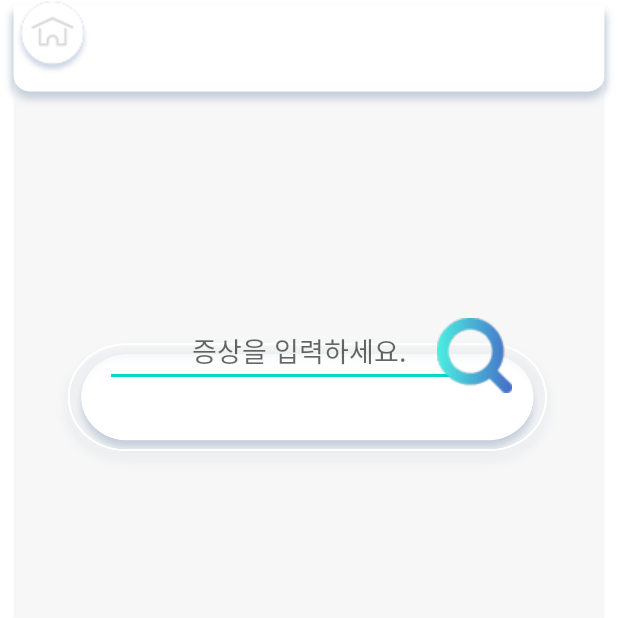
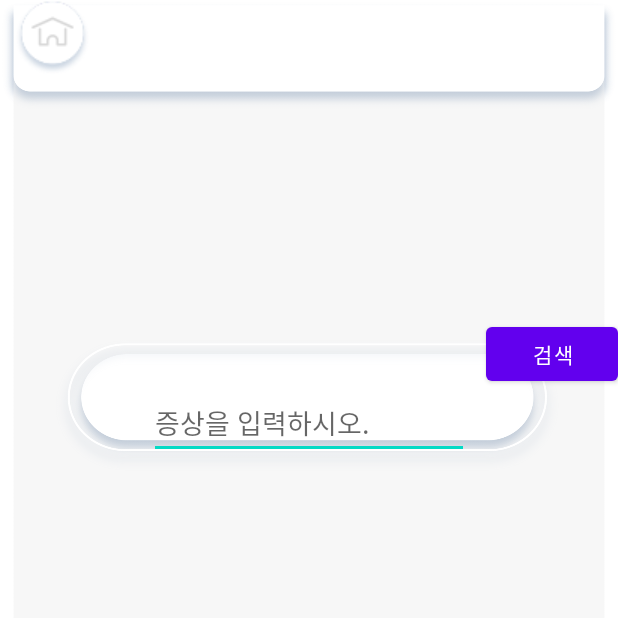
Before and after one commit to Jayfunf/SoftwareEngineering_Project, an Android app: the search_Activity screen opened directly, with no data from a screen before it, on a phone screen of 412 x 824 dp, the top half of it. Run offline under Robolectric (Android 15) with nearby library versions, the phone set to English and light mode, and no system bars; 4 statements that could not run were skipped.

Commit message:
modify : activity_search.xml

```diff
--- a/app/src/main/res/layout/activity_search.xml
+++ b/app/src/main/res/layout/activity_search.xml
@@ -13,15 +13,16 @@
         android:gravity="center">
 
         <EditText
-            android:id="@+id/editText_search"
-            android:layout_width="259dp"
+            android:id="@+id/editText"
+            android:layout_width="wrap_content"
             android:layout_height="wrap_content"
-            android:layout_marginLeft="70dp"
-            android:layout_marginBottom="125dp"
-            android:gravity="center"
-            android:hint="증상을 입력하세요."
-            android:layout_marginTop="210dp" />
-        <ImageButton
+            android:layout_gravity="center"
+            android:layout_marginBottom="130dp"
+            android:ems="10"
+            android:hint="증상을 입력하시오."
+            android:inputType="textPersonName" />
+
+        <!--<ImageButton
             android:id="@+id/search_enter_BTN"
             android:layout_width="52dp"
             android:layout_height="53dp"
@@ -29,16 +30,25 @@
             android:background="#00ff0000"
             android:src="@drawable/search_icon2"
             android:layout_gravity="right"
-            android:layout_marginRight="70dp"
-            android:layout_marginTop="210dp"/>
+            android:layout_marginRight="10dp"
+            android:layout_marginTop="210dp"/>-->
+        <Button
+            android:id="@+id/button2"
+            android:layout_width="wrap_content"
+            android:layout_height="wrap_content"
+            android:text="검색"
+            android:layout_marginTop="212dp"
+            android:layout_gravity="right"
+            tools:layout_editor_absoluteX="161dp"
+            tools:ignore="MissingConstraints" />
+
         <ImageButton
             android:id="@+id/home_BTN"
             android:layout_width="wrap_content"
             android:layout_height="wrap_content"
             android:src="@drawable/test_2"
             android:background="#00ff0000"
-            android:layout_marginLeft="10dp"
-            />
+            android:layout_marginLeft="10dp" />
 
     </FrameLayout>
 </RelativeLayout>
```
